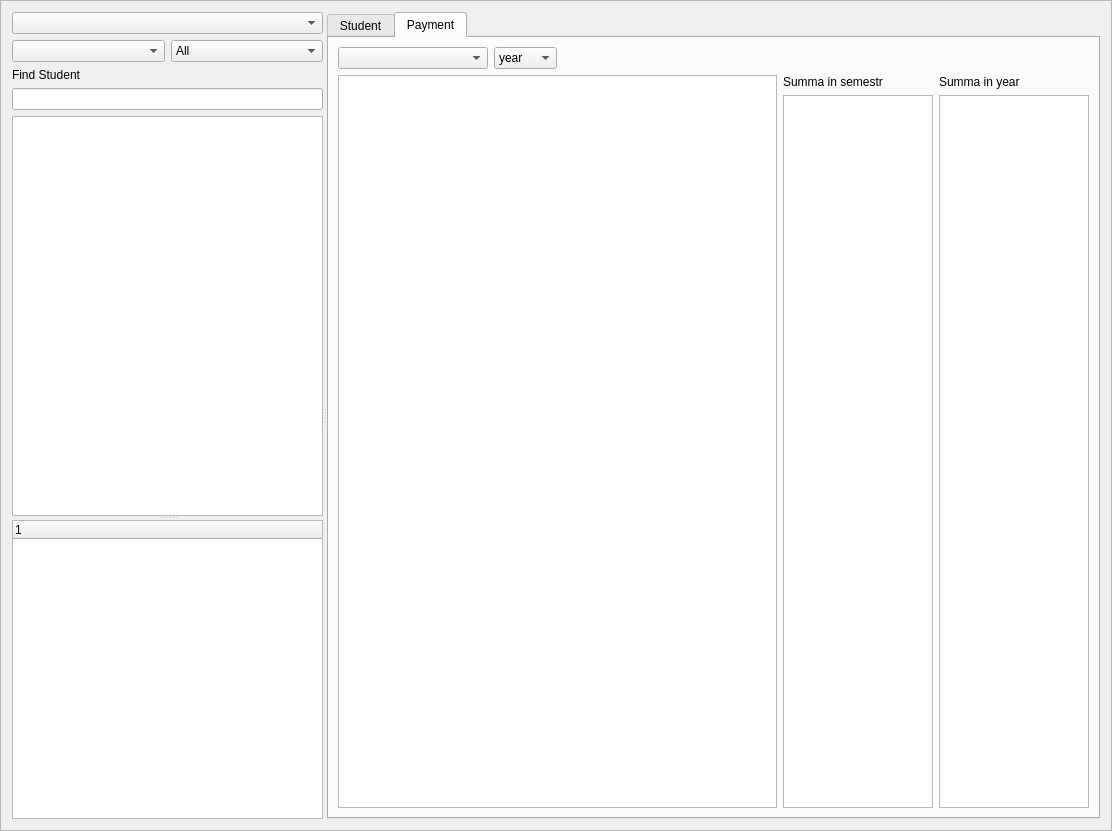
Before: the Qt Designer form framestudet.ui in sadovskiy/sysman, drawn with Qt 5.
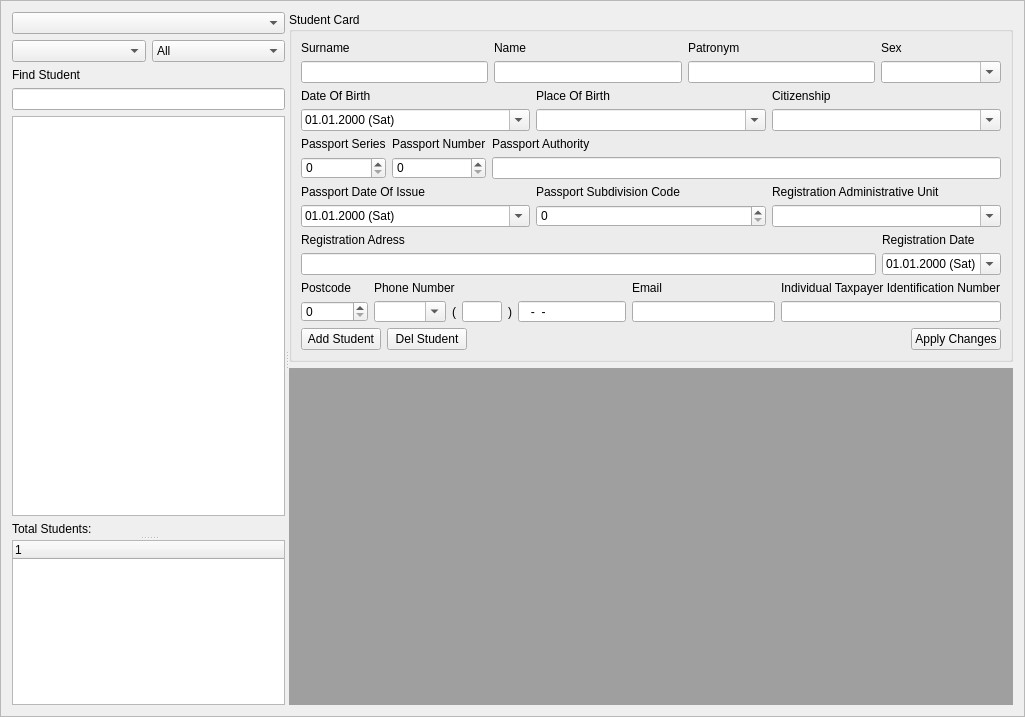
After: the same form once the commit is applied. The open tabs and pages were chosen to show the change.

What changed in the file:
```diff
--- a/framestudet.ui
+++ b/framestudet.ui
@@ -6,8 +6,8 @@
    <rect>
     <x>0</x>
     <y>0</y>
-    <width>1112</width>
-    <height>831</height>
+    <width>1025</width>
+    <height>717</height>
    </rect>
   </property>
   <property name="windowTitle">
@@ -21,9 +21,13 @@
   </property>
   <layout class="QGridLayout" name="gridLayout_4">
    <item row="0" column="0">
+    <widget class="QSplitter" name="splitterH">
+     <property name="orientation">
+      <enum>Qt::Horizontal</enum>
+     </property>
     <widget class="QSplitter" name="splitterV">
      <property name="orientation">
-      <enum>Qt::Horizontal</enum>
+       <enum>Qt::Vertical</enum>
      </property>
      <widget class="QWidget" name="layoutWidget">
       <layout class="QVBoxLayout" name="verticalLayout">
@@ -242,10 +246,6 @@
         <widget class="QLineEdit" name="lineEditFind"/>
        </item>
        <item>
-        <widget class="QSplitter" name="splitterH">
-         <property name="orientation">
-          <enum>Qt::Vertical</enum>
-         </property>
          <widget class="QTreeView" name="treeViewStudents">
           <property name="minimumSize">
            <size>
@@ -254,6 +254,16 @@
            </size>
           </property>
          </widget>
+        </item>
+        <item>
+         <widget class="QLabel" name="labelTotalStudents">
+          <property name="text">
+           <string>Total Students: </string>
+          </property>
+         </widget>
+        </item>
+       </layout>
+      </widget>
          <widget class="QTreeWidget" name="treeWidgetContract">
           <property name="minimumSize">
            <size>
@@ -268,19 +278,9 @@
           </column>
          </widget>
         </widget>
-       </item>
-      </layout>
-     </widget>
-     <widget class="QTabWidget" name="tabWidget">
-      <property name="currentIndex">
-       <number>0</number>
-      </property>
-      <widget class="QWidget" name="tabStudent">
-       <attribute name="title">
-        <string>Student</string>
-       </attribute>
-       <layout class="QGridLayout" name="gridLayout_5">
-        <item row="0" column="0">
+     <widget class="QWidget" name="layoutWidget">
+      <layout class="QVBoxLayout" name="verticalLayout_2">
+       <item>
          <widget class="QGroupBox" name="groupBoxStudent">
           <property name="minimumSize">
            <size>
@@ -640,12 +640,51 @@
                   </widget>
                  </item>
                  <item>
-                  <widget class="QLineEdit" name="lineEditPhone">
+                 <widget class="QLabel" name="labelPhoneBracketLeft">
+                  <property name="text">
+                   <string>(</string>
+                  </property>
+                 </widget>
+                </item>
+                <item>
+                 <widget class="QLineEdit" name="lineEditPhoneCallingCode">
+                  <property name="sizePolicy">
+                   <sizepolicy hsizetype="Fixed" vsizetype="Fixed">
+                    <horstretch>0</horstretch>
+                    <verstretch>0</verstretch>
+                   </sizepolicy>
+                  </property>
+                  <property name="minimumSize">
+                   <size>
+                    <width>40</width>
+                    <height>0</height>
+                   </size>
+                  </property>
+                  <property name="maximumSize">
+                   <size>
+                    <width>40</width>
+                    <height>16777215</height>
+                   </size>
+                  </property>
                    <property name="inputMask">
-                    <string notr="true">(000)000-00-00; </string>
-                   </property>
+                   <string>000; </string>
+                  </property>
+                 </widget>
+                </item>
+                <item>
+                 <widget class="QLabel" name="labelPhoneBracketRight">
                    <property name="text">
-                    <string notr="true">()--</string>
+                   <string>)</string>
+                  </property>
+                 </widget>
+                </item>
+                <item>
+                 <widget class="QLineEdit" name="lineEditPhoneNumber">
+                  <property name="inputMask">
+                   <string notr="true">000-00-00; </string>
+                  </property>
+                  <property name="text">
+                   <string notr="true">--</string>
                    </property>
                    <property name="cursorPosition">
                     <number>14</number>
@@ -750,7 +789,7 @@
           </layout>
          </widget>
         </item>
-        <item row="1" column="0">
+       <item>
          <widget class="QMdiArea" name="mdiArea">
           <property name="activationOrder">
            <enum>QMdiArea::CreationOrder</enum>
@@ -773,131 +812,6 @@
          </widget>
         </item>
        </layout>
-      </widget>
-      <widget class="QWidget" name="tabPayment">
-       <attribute name="title">
-        <string>Payment</string>
-       </attribute>
-       <layout class="QGridLayout" name="gridLayout_2">
-        <item row="0" column="0">
-         <widget class="QComboBox" name="comboBoxYear_2">
-          <property name="minimumSize">
-           <size>
-            <width>150</width>
-            <height>0</height>
-           </size>
-          </property>
-         </widget>
-        </item>
-        <item row="0" column="1">
-         <layout class="QHBoxLayout" name="horizontalLayout_3">
-          <item>
-           <widget class="QComboBox" name="comboBoxTimeOfYear">
-            <item>
-             <property name="text">
-              <string>year</string>
-             </property>
-            </item>
-            <item>
-             <property name="text">
-              <string>fall</string>
-             </property>
-            </item>
-            <item>
-             <property name="text">
-              <string>spring</string>
-             </property>
-            </item>
-           </widget>
-          </item>
-          <item>
-           <spacer name="horizontalSpacer">
-            <property name="orientation">
-             <enum>Qt::Horizontal</enum>
-            </property>
-            <property name="sizeHint" stdset="0">
-             <size>
-              <width>40</width>
-              <height>20</height>
-             </size>
-            </property>
-           </spacer>
-          </item>
-         </layout>
-        </item>
-        <item row="1" column="0" colspan="2">
-         <layout class="QHBoxLayout" name="horizontalLayout">
-          <item>
-           <widget class="QTableView" name="tableView">
-            <property name="minimumSize">
-             <size>
-              <width>0</width>
-              <height>0</height>
-             </size>
-            </property>
-           </widget>
-          </item>
-          <item>
-           <layout class="QVBoxLayout" name="verticalLayout_3">
-            <property name="sizeConstraint">
-             <enum>QLayout::SetDefaultConstraint</enum>
-            </property>
-            <item>
-             <widget class="QLabel" name="label">
-              <property name="maximumSize">
-               <size>
-                <width>150</width>
-                <height>16777215</height>
-               </size>
-              </property>
-              <property name="text">
-               <string>Summa in semestr</string>
-              </property>
-             </widget>
-            </item>
-            <item>
-             <widget class="QListView" name="listView_2">
-              <property name="maximumSize">
-               <size>
-                <width>150</width>
-                <height>16777215</height>
-               </size>
-              </property>
-             </widget>
-            </item>
-           </layout>
-          </item>
-          <item>
-           <layout class="QVBoxLayout" name="verticalLayout_2">
-            <item>
-             <widget class="QLabel" name="label_2">
-              <property name="maximumSize">
-               <size>
-                <width>150</width>
-                <height>16777215</height>
-               </size>
-              </property>
-              <property name="text">
-               <string>Summa in year</string>
-              </property>
-             </widget>
-            </item>
-            <item>
-             <widget class="QListView" name="listView_3">
-              <property name="maximumSize">
-               <size>
-                <width>150</width>
-                <height>16777215</height>
-               </size>
-              </property>
-             </widget>
-            </item>
-           </layout>
-          </item>
-         </layout>
-        </item>
-       </layout>
-      </widget>
      </widget>
     </widget>
    </item>
```
Left out of the diff: 12 changed lines with no effect on the pictures. Lines whose indentation alone changed are shown as unchanged.
